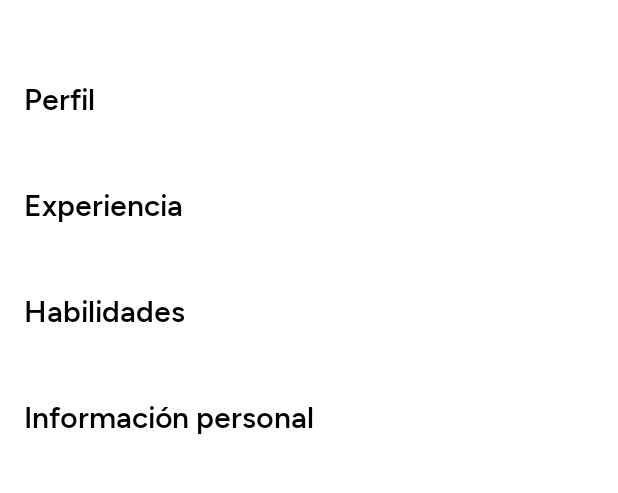
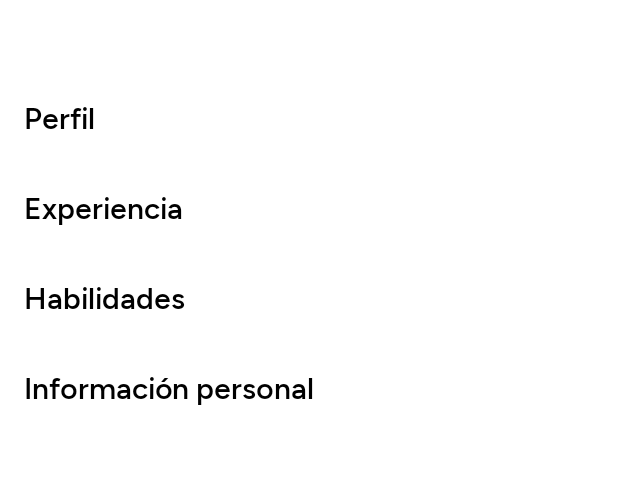
Before and after one commit to adriandeseta/AdrianDeSetaCV, an Android app built with Jetpack Compose: the @Preview function DrawerContentPreview, on a phone screen of 412 x 824 dp, the part 78-571 px from its top. Run offline under Robolectric (Android 15) with nearby library versions, the phone set to English and light mode, and no system bars.

Commit message:
fixes ui

```diff
--- a/app/src/main/java/com/adriandeseta/cv/ui/adriandeseta/personaldata/PersonalDataScreen.kt
+++ b/app/src/main/java/com/adriandeseta/cv/ui/adriandeseta/personaldata/PersonalDataScreen.kt
@@ -40,7 +40,9 @@ fun PersonalDataScreen() {
             text = stringResource(R.string.personal_data_title),
             fontSize = 62.sp,
         )
-        Spacer(Modifier.height(20.dp))
+
+        Spacer(Modifier.height(40.dp))
+
         PersonalDataItem(
             stringResource(R.string.personal_data_name_title),
             stringResource(R.string.personal_data_name)
--- a/app/src/main/java/com/adriandeseta/cv/ui/main/CvApp.kt
+++ b/app/src/main/java/com/adriandeseta/cv/ui/main/CvApp.kt
@@ -111,7 +111,8 @@ fun AppScaffold(
 ) {
     val scope = rememberCoroutineScope()
 
-    Scaffold(modifier = Modifier.padding(0.dp),
+    Scaffold(
+        modifier = Modifier.padding(0.dp),
         topBar = {
             TopAppBar(
                 colors = TopAppBarColors(
@@ -133,7 +134,9 @@ fun AppScaffold(
                             fontSize = 20.sp,
                             modifier = Modifier.clickable {
                                 navController.navigate("home") {
-                                    popUpTo(navController.graph.startDestinationId) { saveState = true }
+                                    popUpTo(navController.graph.startDestinationId) {
+                                        saveState = true
+                                    }
                                     launchSingleTop = true
                                     restoreState = true
                                 }
@@ -208,17 +211,22 @@ fun DrawerContent(
             "habilidades" to stringResource(R.string.menu_title_habilidades),
             "informacion" to stringResource(R.string.menu_title_informacion_personal)
         ).forEach { (route, label) ->
+            Row(
+                modifier = Modifier
+                    .height(60.dp)
+                    .clickable { onDestinationClicked(route) },
+                verticalAlignment = Alignment.CenterVertically
+            ) {
                 CustomText(
                     text = label,
                     fontWeight = FontWeight.Medium,
                     fontSize = 20.sp,
                     modifier = Modifier
-                    .background(if (currentRoute == route) Color.LightGray else Color.Transparent)
                         .fillMaxWidth()
-                    .clickable { onDestinationClicked(route) }
                         .padding(top = 5.dp, bottom = 5.dp, start = 16.dp, end = 16.dp)
-                    .height(60.dp)
                 )
+            }
+
         }
     }
 }
```
Also changed, not shown: app/src/main/java/com/adriandeseta/cv/ui/main/AppScaffold.kt (deleted, +0 -51 lines), 2 other files. Lines whose indentation alone changed are shown as unchanged.
